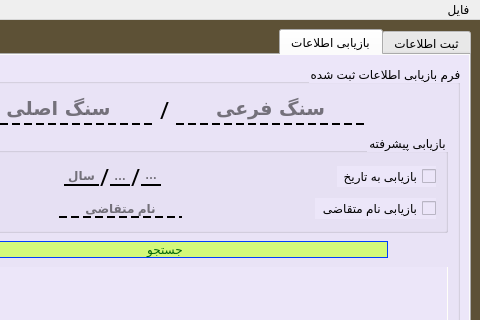
Old version of the form Bazdid.ui in the repository JavadiSaeid/Bazdid_system; both pictures show x 150 to 630 and y 0 to 320 of the 630 by 696 pixel window.
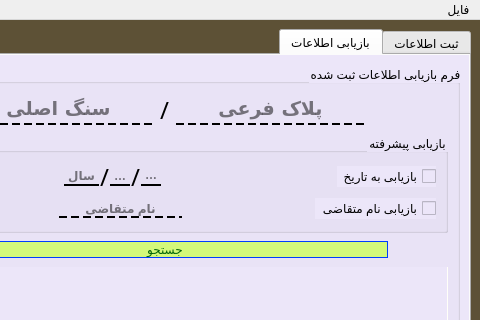
New version of the form. The open tabs and pages were chosen to show the change. Icons and pictures are not drawn.

Commit message: holder text edit2

```diff
--- a/Bazdid.ui
+++ b/Bazdid.ui
@@ -1351,7 +1351,7 @@
                 <set>Qt::AlignCenter</set>
                </property>
                <property name="placeholderText">
-                <string>سنگ فرعی</string>
+                <string>پلاک فرعی</string>
                </property>
               </widget>
              </item>
```
Left out of the diff: 4 changed lines with no effect on the pictures. The commit also changes 1 other file.
